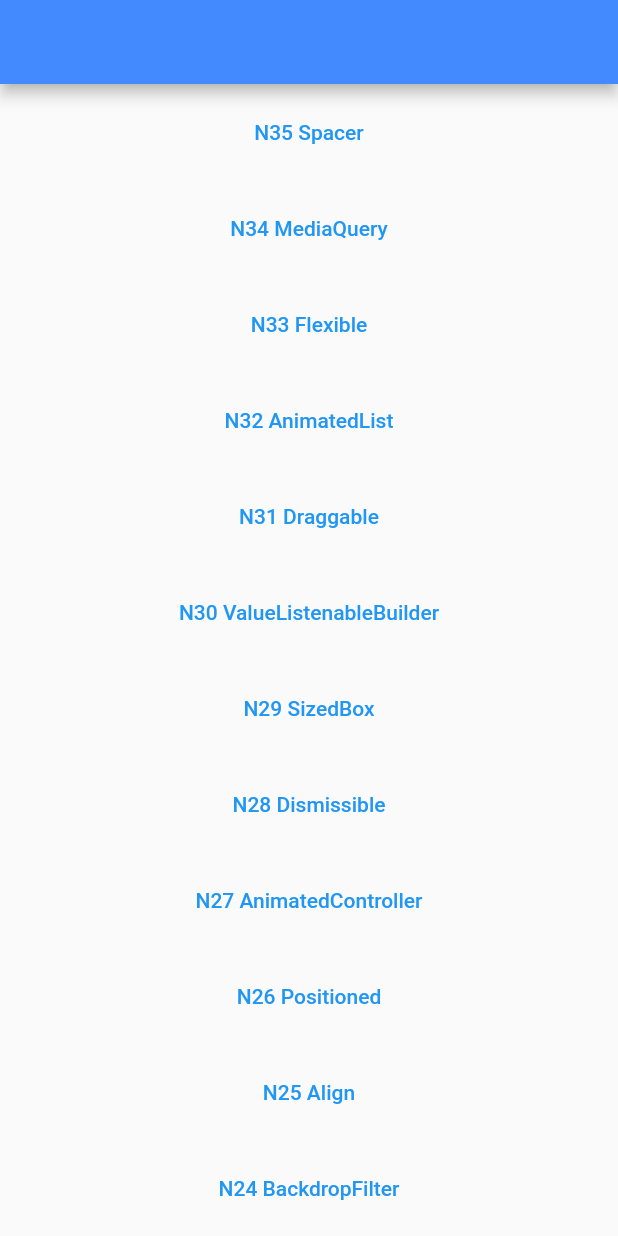
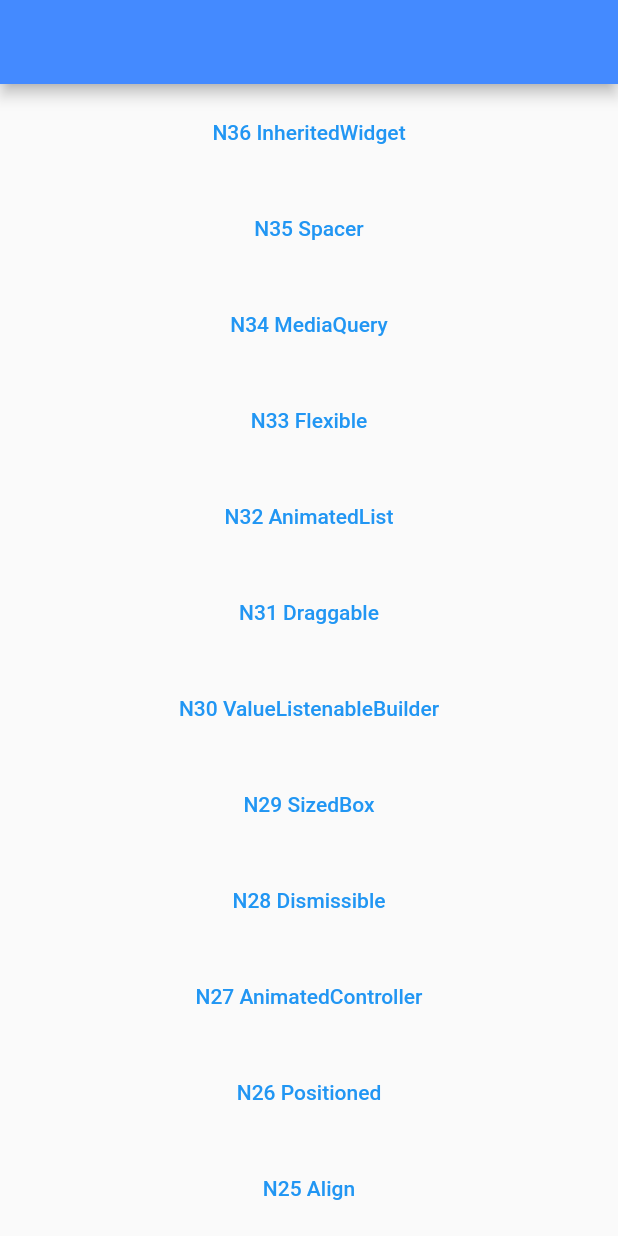
Before and after one commit to ychsue/my_flutter_test, a Flutter app: the screen it shows after launch, on a phone screen of 412 x 824 dp. Run offline on Flutter 3.47's test engine with Material 2 defaults, Android fonts, the phone set to English and light mode, and no system bars; our stand-ins replace bloc, flutter_bloc, get, transparent_image; missing offline and left inert: resizable_widget; Roboto replaces fonts that are missing (Georgia).

Commit message:
InheritedWidget 也不錯。

```diff
--- a/lib/src/route/app_pages.dart
+++ b/lib/src/route/app_pages.dart
@@ -22,6 +22,7 @@ import 'package:test2/src/route/main_screens/n32/n32_animated_list.dart';
 import 'package:test2/src/route/main_screens/n33_flexible.dart';
 import 'package:test2/src/route/main_screens/n34_media_query.dart';
 import 'package:test2/src/route/main_screens/n35_spacer.dart';
+import 'package:test2/src/route/main_screens/n36/n36_inherited_widget.dart';
 import 'package:test2/src/route/main_screens/sliver_screen.dart';
 import 'package:test2/src/route/main_screens/unknown_screen.dart';
 import 'package:test2/src/route/main_screens/welcome_screen.dart';
@@ -56,10 +57,15 @@ enum Routes {
   n33_flexible,
   n34_media_query,
   n35_spacer,
+  n36_inherited_widget,
 }
 
 abstract class AppPages {
   static final pages = [
+    GetPage(
+      name: Routes.n36_inherited_widget.toLocation,
+      page: () => N36InheritedWidgetScreen(),
+    ),
     GetPage(
       name: Routes.n35_spacer.toLocation,
       page: () => N35SpacerScreen(),
--- a/lib/src/route/main_screens/get_home_screen.dart
+++ b/lib/src/route/main_screens/get_home_screen.dart
@@ -14,6 +14,13 @@ class GetHomeScreen extends StatelessWidget {
           child: Container(
         child: ListView(
           children: [
+            Container(
+              margin: EdgeInsets.all(8.0),
+              child: TextButton(
+                  onPressed: () =>
+                      Get.toNamed(Routes.n36_inherited_widget.toLocation),
+                  child: Text("N36 InheritedWidget")),
+            ),
             Container(
               margin: EdgeInsets.all(8.0),
               child: TextButton(
```
Also changed, not shown: lib/src/route/main_screens/n36/info_child.dart (added, +16 -0 lines), lib/src/route/main_screens/n36/info_i_w.dart (added, +21 -0 lines), lib/src/route/main_screens/n36/n36_inherited_widget.dart (added, +35 -0 lines), 1 other file.
